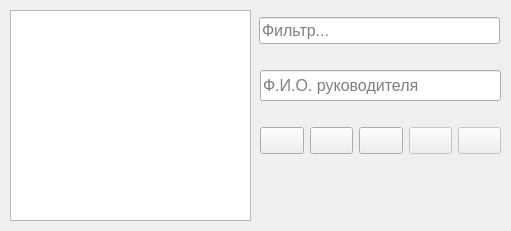
Before: the Qt Designer form ui/boses_catalog.ui in alex-klev/Task_Log_WinForm, drawn with Qt 5.
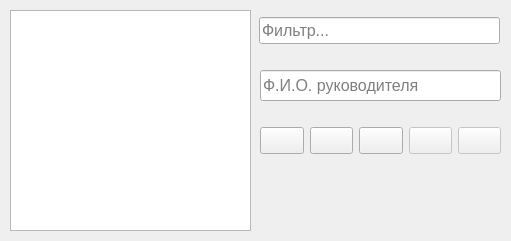
After: the same form once the commit is applied. Icons and pictures are not drawn.

What changed in the file:
```diff
--- a/ui/boses_catalog.ui
+++ b/ui/boses_catalog.ui
@@ -7,19 +7,19 @@
     <x>0</x>
     <y>0</y>
     <width>511</width>
-    <height>231</height>
+    <height>241</height>
    </rect>
   </property>
   <property name="minimumSize">
    <size>
     <width>511</width>
-    <height>231</height>
+    <height>241</height>
    </size>
   </property>
   <property name="maximumSize">
    <size>
     <width>511</width>
-    <height>231</height>
+    <height>241</height>
    </size>
   </property>
   <property name="font">
@@ -37,7 +37,7 @@
       <x>10</x>
       <y>10</y>
       <width>241</width>
-      <height>211</height>
+      <height>221</height>
      </rect>
     </property>
     <property name="alternatingRowColors">
```
